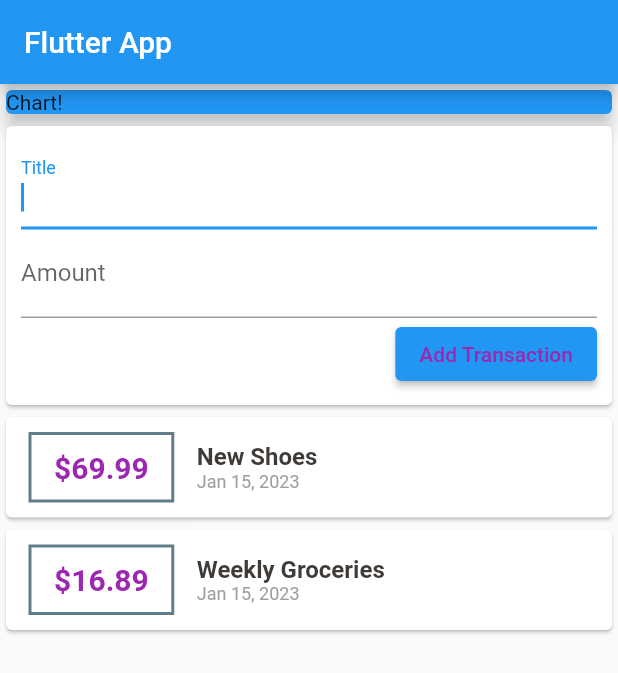
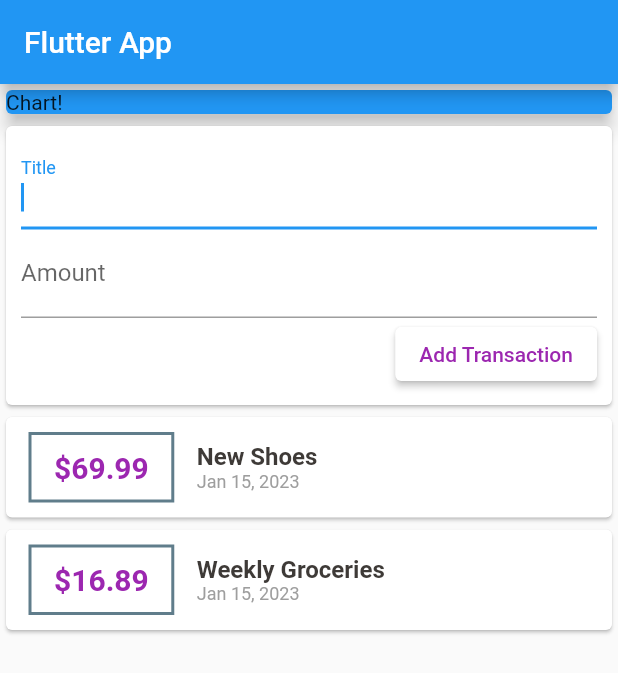
Before and after one commit to Rustam-Asdanov/personal_expenses_app, a Flutter app: the screen it shows after launch, on a phone screen of 412 x 824 dp. Shown: the top 673 px of the screen. Run offline on Flutter 3.47's test engine with Material 2 defaults, Android fonts, the phone set to English and light mode, and no system bars.

Commit message:
separate project to widgets and models

```diff
--- a/lib/main.dart
+++ b/lib/main.dart
@@ -1,9 +1,8 @@
-import 'dart:ffi';
-
 import 'package:flutter/material.dart';
-import 'package:flutter/widgets.dart';
-import 'package:personal_expenses_app/transaction.dart';
-import "package:intl/intl.dart";
+import './widgets/user_transactions.dart';
+import './models/transaction.dart';
+import './widgets/new_transaction.dart';
+import './widgets/transaction_list.dart';
 
 void main() {
   runApp(new MyApp());
@@ -17,20 +16,10 @@ class MyApp extends StatefulWidget {
 }
 
 class _MyAppState extends State<MyApp> {
-  final List<Transaction> transactions = [
-    Transaction(
-        id: "t1", title: "New Shoes", amount: 69.99, date: DateTime.now()),
-    Transaction(
-        id: "t1",
-        title: "Weekly Groceries",
-        amount: 16.89,
-        date: DateTime.now())
-  ];
-
-  String titleInput = "";
-  String amountInput = "";
-  // final titleController = TextEditingController();
-  // final amountController = TextEditingController();
+  // String titleInput = "";
+  // String amountInput = "";
+  final titleController = TextEditingController();
+  final amountController = TextEditingController();
 
   @override
   Widget build(BuildContext context) {
@@ -54,85 +43,7 @@ class _MyAppState extends State<MyApp> {
                 ),
               ),
             ),
-            Card(
-              child: Container(
-                padding: EdgeInsets.all(10),
-                child: Column(
-                    crossAxisAlignment: CrossAxisAlignment.end,
-                    children: [
-                      TextField(
-                        autocorrect: true,
-                        autofocus: true,
-                        decoration: InputDecoration(labelText: "Title "),
-                        onChanged: (value) => titleInput = value,
-                      ),
-                      TextField(
-                        autocorrect: true,
-                        decoration: InputDecoration(labelText: "Amount "),
-                        onChanged: (value) => amountInput = value,
-                      ),
-                      ElevatedButton(
-                        style: ElevatedButton.styleFrom(
-                            backgroundColor: Colors.blue),
-                        child: Text(
-                          "Add Transaction",
-                          style: TextStyle(color: Colors.purple),
-                        ),
-                        onPressed: () {
-                          transactions.add(
-                            Transaction(id: "id", title: titleInput, amount: double.parse(amountInput), date: DateTime.now()),
-                          );
-                          print(titleInput);
-                        },
-                      ),
-                    ]),
-              ),
-            ),
-            Column(
-              children: transactions.map((elem) {
-                return Card(
-                  child: Row(
-                    children: <Widget>[
-                      Container(
-                        margin: const EdgeInsets.symmetric(
-                            vertical: 10, horizontal: 15),
-                        padding:
-                            EdgeInsets.symmetric(vertical: 10, horizontal: 15),
-                        decoration: BoxDecoration(
-                            border: Border.all(
-                                width: 2,
-                                color: Colors.blueGrey,
-                                style: BorderStyle.solid)),
-                        child: Text(
-                          "\$${elem.amount}",
-                          style: const TextStyle(
-                              fontSize: 20,
-                              fontWeight: FontWeight.bold,
-                              color: Colors.purple),
-                        ),
-                      ),
-                      Column(
-                        crossAxisAlignment: CrossAxisAlignment.start,
-                        children: [
-                          Text(
-                            elem.title,
-                            style: const TextStyle(
-                                fontWeight: FontWeight.bold,
-                                fontSize: 16,
-                                color: Color.fromARGB(255, 62, 58, 55)),
-                          ),
-                          Text(
-                            DateFormat.yMMMd().format(elem.date),
-                            style: const TextStyle(
-                                fontSize: 12, color: Colors.grey),
-                          )
-                        ],
-                      )
-                    ],
-                  ),
-                );
-              }).toList(),
-            )
+            UserTransactions(),
           ],
         ),
       ),
--- /dev/null
+++ b/lib/widgets/new_transaction.dart
@@ -0,0 +1,42 @@
+import 'package:flutter/material.dart';
+import 'package:flutter/src/widgets/container.dart';
+import 'package:flutter/src/widgets/framework.dart';
+
+class NewTransaction extends StatelessWidget {
+  final titleController = TextEditingController();
+  final amountController = TextEditingController();
+
+  @override
+  Widget build(BuildContext context) {
+    return Card(
+      child: Container(
+        padding: EdgeInsets.all(10),
+        child: Column(crossAxisAlignment: CrossAxisAlignment.end, children: [
+          TextField(
+            autocorrect: true,
+            autofocus: true,
+            controller: titleController,
+            decoration: InputDecoration(labelText: "Title "),
+            // onChanged: (value) => titleInput = value,
+          ),
+          TextField(
+            autocorrect: true,
+            decoration: InputDecoration(labelText: "Amount "),
+            controller: amountController,
+            // onChanged: (value) => amountInput = value,
+          ),
+          ElevatedButton(
+            style: ElevatedButton.styleFrom(backgroundColor: Colors.white),
+            child: Text(
+              "Add Transaction",
+              style: TextStyle(color: Colors.purple),
+            ),
+            onPressed: () {
+
+            },
+          ),
+        ]),
+      ),
+    );
+  }
+}
--- /dev/null
+++ b/lib/widgets/transaction_list.dart
@@ -0,0 +1,59 @@
+import "package:intl/intl.dart";
+
+import "package:flutter/material.dart";
+
+import "../models/transaction.dart";
+
+class TransactionList extends StatelessWidget {
+
+  final List<Transaction> transactions;
+
+  TransactionList(this.transactions);
+
+  @override
+  Widget build(BuildContext context) {
+    return Column(
+      children: transactions.map((elem) {
+        return Card(
+          child: Row(
+            children: <Widget>[
+              Container(
+                margin:
+                    const EdgeInsets.symmetric(vertical: 10, horizontal: 15),
+                padding: EdgeInsets.symmetric(vertical: 10, horizontal: 15),
+                decoration: BoxDecoration(
+                    border: Border.all(
+                        width: 2,
+                        color: Colors.blueGrey,
+                        style: BorderStyle.solid)),
+                child: Text(
+                  "\$${elem.amount}",
+                  style: const TextStyle(
+                      fontSize: 20,
+                      fontWeight: FontWeight.bold,
+                      color: Colors.purple),
+                ),
+              ),
+              Column(
+                crossAxisAlignment: CrossAxisAlignment.start,
+                children: [
+                  Text(
+                    elem.title,
+                    style: const TextStyle(
+                        fontWeight: FontWeight.bold,
+                        fontSize: 16,
+                        color: Color.fromARGB(255, 62, 58, 55)),
+                  ),
+                  Text(
+                    DateFormat.yMMMd().format(elem.date),
+                    style: const TextStyle(fontSize: 12, color: Colors.grey),
+                  )
+                ],
+              )
+            ],
+          ),
+        );
+      }).toList(),
+    );
+  }
+}
--- /dev/null
+++ b/lib/widgets/user_transactions.dart
@@ -0,0 +1,48 @@
+import 'package:flutter/material.dart';
+import 'package:intl/intl.dart';
+import 'package:uuid/uuid.dart';
+
+import '../models/transaction.dart';
+import 'new_transaction.dart';
+import 'transaction_list.dart';
+
+class UserTransactions extends StatefulWidget {
+  const UserTransactions({super.key});
+
+  @override
+  State<UserTransactions> createState() => _UserTransactionsState();
+}
+
+class _UserTransactionsState extends State<UserTransactions> {
+  final List<Transaction> _userTransactions = [
+    Transaction(
+        id: "t1", title: "New Shoes", amount: 69.99, date: DateTime.now()),
+    Transaction(
+        id: "t1",
+        title: "Weekly Groceries",
+        amount: 16.89,
+        date: DateTime.now())
+  ];
+
+  void _addNewTransaction(String txTitle, double txAmount) {
+    final newTrans = Transaction(
+        id: Uuid().v1(),
+        title: txTitle,
+        amount: txAmount,
+        date: DateTime.now());
+
+        setState(() {
+          _userTransactions.add(newTrans);
+        });
+  }
+
+  @override
+  Widget build(BuildContext context) {
+    return Column(
+      children: <Widget>[
+        NewTransaction(),
+        TransactionList(_userTransactions),
+      ],
+    );
+  }
+}
--- a/pubspec.yaml
+++ b/pubspec.yaml
@@ -32,6 +32,7 @@ dependencies:
   flutter:
     sdk: flutter
   intl: ^0.18.0
+  uuid: ^3.0.7
 
 
   # The following adds the Cupertino Icons font to your application.
```
Also changed, not shown: lib/models/transaction.dart (renamed from lib/transaction.dart), pubspec.lock.
